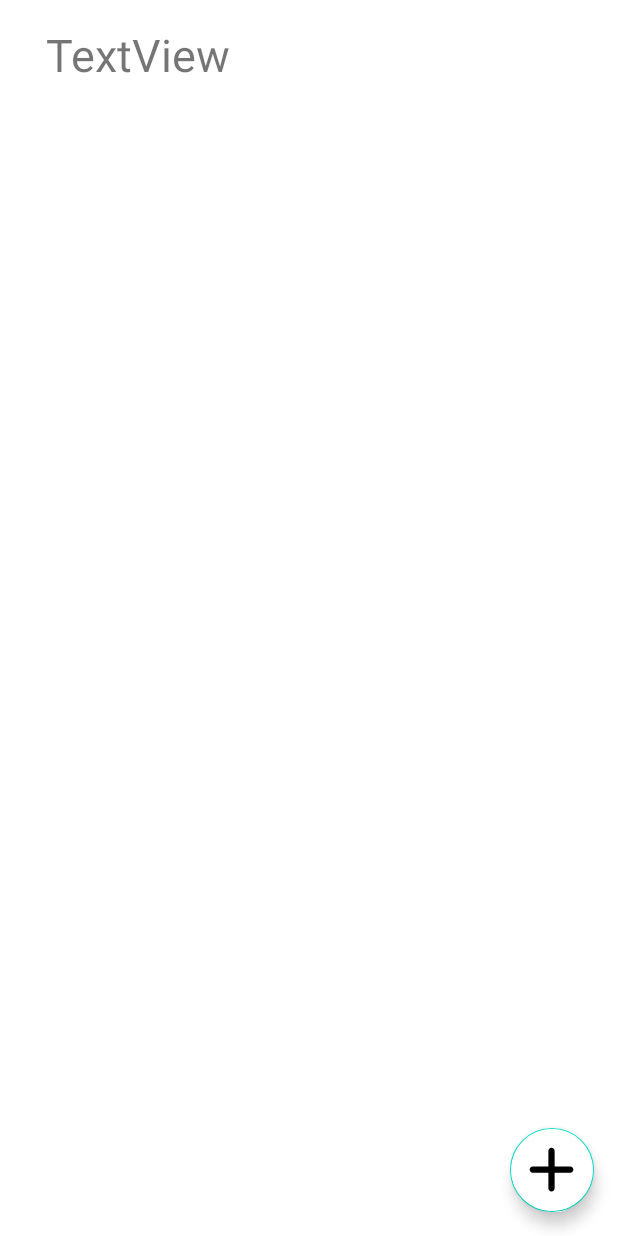
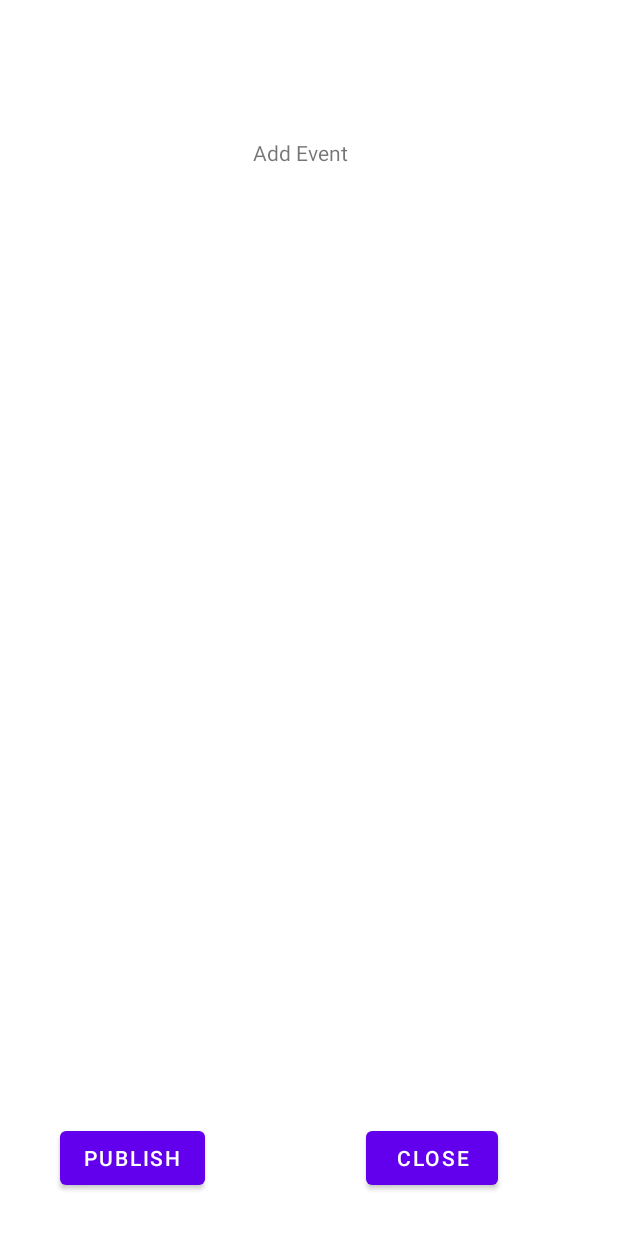
Before and after one commit to ndatumuremyi/ImageSlider, an Android app: the EventPlannerActivity screen opened directly, with no data from a screen before it, after a tap on an icon or button, on a phone screen of 412 x 824 dp. Run offline under Robolectric (Android 15) with nearby library versions, the phone set to English and light mode, and no system bars; our stand-ins replace Firebase (no records; nobody signed in at launch, a user with empty details on screens opened directly); 1 statement that could not run was skipped.

Commit message:
adding close button

```diff
--- a/app/src/main/java/com/example/imageslider/EventPlannerActivity.java
+++ b/app/src/main/java/com/example/imageslider/EventPlannerActivity.java
@@ -3,7 +3,11 @@ package com.example.imageslider;
 import androidx.appcompat.app.AppCompatActivity;
 
 import android.os.Bundle;
+import android.view.LayoutInflater;
 import android.view.View;
+import android.view.WindowManager;
+import android.widget.Button;
+import android.widget.PopupWindow;
 import android.widget.TextView;
 
 import com.google.android.material.floatingactionbutton.FloatingActionButton;
@@ -24,10 +28,22 @@ public class EventPlannerActivity extends AppCompatActivity {
         FloatingActionButton addEvent = findViewById(R.id.addMenuItem);
 
 
+        LayoutInflater inflater = (LayoutInflater) EventPlannerActivity.this.getSystemService(LAYOUT_INFLATER_SERVICE);
+        View  createEvents = inflater.inflate(R.layout.create_event_popup, null);
+        PopupWindow createEventPopup = new PopupWindow(createEvents, WindowManager.LayoutParams.MATCH_PARENT, WindowManager.LayoutParams.MATCH_PARENT);
+
         addEvent.setOnClickListener(new View.OnClickListener() {
             @Override
             public void onClick(View view) {
+                createEventPopup.showAsDropDown(createEvents,0,0);
 
+            }
+        });
+        Button closeButton = createEvents.findViewById(R.id.closeButton);
+        closeButton.setOnClickListener(new View.OnClickListener() {
+            @Override
+            public void onClick(View view) {
+                createEventPopup.dismiss();
             }
         });
     }
--- /dev/null
+++ b/app/src/main/res/layout/create_event_popup.xml
@@ -0,0 +1,38 @@
+<?xml version="1.0" encoding="utf-8"?>
+<androidx.constraintlayout.widget.ConstraintLayout xmlns:android="http://schemas.android.com/apk/res/android"
+    xmlns:app="http://schemas.android.com/apk/res-auto"
+    xmlns:tools="http://schemas.android.com/tools"
+    android:layout_width="match_parent"
+    android:background="@color/white"
+    android:layout_height="match_parent">
+
+    <TextView
+        android:id="@+id/textView"
+        android:layout_width="wrap_content"
+        android:layout_height="wrap_content"
+        android:layout_marginTop="92dp"
+        android:layout_marginEnd="180dp"
+        android:text="Add Event"
+        app:layout_constraintEnd_toEndOf="parent"
+        app:layout_constraintTop_toTopOf="parent" />
+
+    <Button
+        android:id="@+id/closeButton"
+        android:layout_width="wrap_content"
+        android:layout_height="wrap_content"
+        android:layout_marginEnd="80dp"
+        android:layout_marginBottom="28dp"
+        android:text="Close"
+        app:layout_constraintBottom_toBottomOf="parent"
+        app:layout_constraintEnd_toEndOf="parent" />
+
+    <Button
+        android:id="@+id/button3"
+        android:layout_width="wrap_content"
+        android:layout_height="wrap_content"
+        android:layout_marginStart="40dp"
+        android:layout_marginBottom="28dp"
+        android:text="Publish"
+        app:layout_constraintBottom_toBottomOf="parent"
+        app:layout_constraintStart_toStartOf="parent" />
+</androidx.constraintlayout.widget.ConstraintLayout>
```
